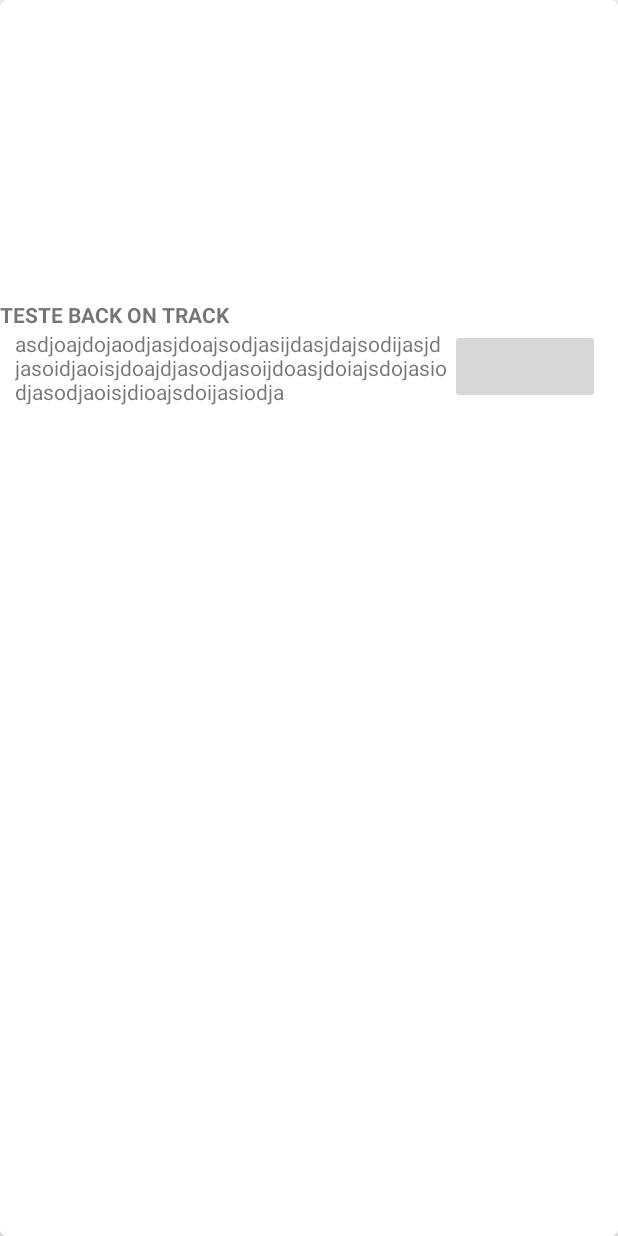
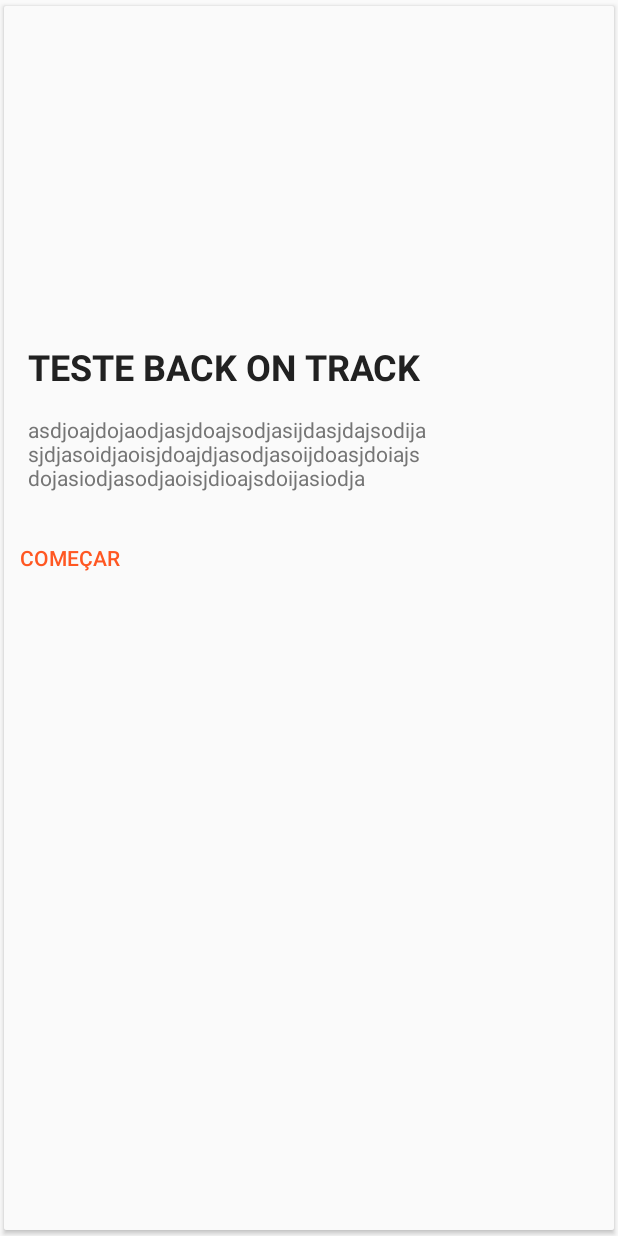
Before and after one commit to SamuelIGT/BackOnTrack-oldVersion-, an Android app: the layout exercise_card.xml on its own in the app's theme, with its tools: preview values and no code run, on a phone screen of 412 x 824 dp. Run offline under Robolectric (Android 15) with nearby library versions, the phone set to English and light mode, and no system bars.

Commit message:
Back On Track v0.5.4
*Objects are now serializable, to allow the data transmission between
screens.
*Improved exercises screen layout.
*Improved user Interface.

```diff
--- a/app/src/main/java/br/ufc/quixada/backontrack/adapter/ExpandableListAdapter.java
+++ b/app/src/main/java/br/ufc/quixada/backontrack/adapter/ExpandableListAdapter.java
@@ -59,11 +59,13 @@ public class ExpandableListAdapter extends BaseExpandableListAdapter {
         return _listDataChild.get(_listDataHeader.get(groupPosition)).get(childPosition);
     }
 
+    //Returns a ID based on position of the root list (childPosition)
     @Override
     public long getGroupId(int groupPosition) {
         return groupPosition;
     }
 
+    //Returns a ID based on position of the list item  (childPosition)
     @Override
     public long getChildId(int groupPosition, int childPosition) {
         return childPosition;
--- a/app/src/main/java/br/ufc/quixada/backontrack/model/Exercise.java
+++ b/app/src/main/java/br/ufc/quixada/backontrack/model/Exercise.java
@@ -1,10 +1,12 @@
 package br.ufc.quixada.backontrack.model;
+
+import java.io.Serializable;
 
 /**
  * Created by samue on 17/07/2017.
  */
 
-public class Exercise {
+public class Exercise implements Serializable{
     private Integer id;
     private int nivel;
     private String nome;
--- a/app/src/main/java/br/ufc/quixada/backontrack/model/Level.java
+++ b/app/src/main/java/br/ufc/quixada/backontrack/model/Level.java
@@ -1,12 +1,13 @@
 package br.ufc.quixada.backontrack.model;
 
+import java.io.Serializable;
 import java.util.List;
 
 /**
  * Created by samue on 25/07/2017.
  */
 
-public class Level {
+public class Level implements Serializable {
 
     private int level;
     private List<Section> sectionsList;
--- a/app/src/main/java/br/ufc/quixada/backontrack/model/Section.java
+++ b/app/src/main/java/br/ufc/quixada/backontrack/model/Section.java
@@ -1,12 +1,13 @@
 package br.ufc.quixada.backontrack.model;
 
+import java.io.Serializable;
 import java.util.List;
 
 /**
  * Created by samue on 25/07/2017.
  */
 
-public class Section {
+public class Section implements Serializable{
     private int id;
     private String title;
     private List<Exercise> exerciseList;
--- a/app/src/main/res/layout/activity_main.xml
+++ b/app/src/main/res/layout/activity_main.xml
@@ -21,7 +21,8 @@
             android:layout_width="match_parent"
             android:layout_height="?attr/actionBarSize"
             android:background="?attr/colorPrimary"
-            app:popupTheme="@style/AppTheme.PopupOverlay">
+            app:popupTheme="@style/AppTheme.PopupOverlay"
+            app:tabIndicatorColor="@color/colorAccent">
 
         </android.support.v7.widget.Toolbar>
 
@@ -46,6 +47,7 @@
 
     <android.support.v4.view.ViewPager
         android:id="@+id/container"
+        android:background="@android:color/white"
         android:layout_width="match_parent"
         android:layout_height="match_parent"
         app:layout_behavior="@string/appbar_scrolling_view_behavior" />
--- a/app/src/main/res/layout/exercise_card.xml
+++ b/app/src/main/res/layout/exercise_card.xml
@@ -1,7 +1,10 @@
 <?xml version="1.0" encoding="utf-8"?>
 <LinearLayout xmlns:android="http://schemas.android.com/apk/res/android"
-    android:orientation="vertical" android:layout_width="match_parent"
-    android:layout_height="match_parent">
+    xmlns:app="http://schemas.android.com/apk/res-auto"
+    android:orientation="vertical"
+    android:layout_width="match_parent"
+    android:layout_height="match_parent"
+    >
 
     <!-- A CardView that contains a TextView -->
     <android.support.v7.widget.CardView
@@ -10,12 +13,16 @@
         android:layout_gravity="center"
         android:layout_width="match_parent"
         android:layout_height="match_parent"
-        card_view:cardCornerRadius="4dp">
+        app:cardUseCompatPadding="true"
+        card_view:cardCornerRadius="2dp"
+        >
 
         <RelativeLayout
             android:id="@+id/grid_layout_cardview"
             android:layout_width="match_parent"
-            android:layout_height="match_parent">
+            android:layout_height="match_parent"
+            android:background="@color/white_view"
+            >
 
             <ImageView
                 android:id="@+id/thumbnail_view"
@@ -27,7 +34,13 @@
                 android:layout_width="match_parent"
                 android:layout_height="wrap_content"
                 android:layout_below="@+id/thumbnail_view"
+                android:paddingBottom="16dp"
+                android:paddingLeft="16dp"
+                android:paddingRight="16dp"
+                android:paddingTop="24dp"
                 android:text="TESTE BACK ON TRACK"
+                android:textColor="#212121"
+                android:textSize="24sp"
                 android:textStyle="bold" />
 
             <TextView
@@ -35,17 +48,36 @@
                 android:layout_width="300dp"
                 android:layout_height="wrap_content"
                 android:layout_below="@+id/title_text"
-                android:paddingLeft="10dp"
-                android:text="asdjoajdojaodjasjdoajsodjasijdasjdajsodijasjdjasoidjaoisjdoajdjasodjasoijdoasjdoiajsdojasiodjasodjaoisjdioajsdoijasiodja"/>
+                android:paddingBottom="16dp"
+                android:paddingLeft="16dp"
+                android:paddingRight="16dp"
+                android:text="asdjoajdojaodjasjdoajsodjasijdasjdajsodijasjdjasoidjaoisjdoajdjasodjasoijdoasjdoiajsdojasiodjasodjaoisjdioajsdoijasiodja"
+                android:textColor="#757575"
+                android:textSize="14sp" />
 
-            <ImageButton
-                android:id="@+id/lock_button"
-                android:layout_width="100dp"
-                android:layout_height="50dp"
-                android:layout_below="@+id/title_text"
-                android:layout_toEndOf="@+id/description_text"
-                />
+            <Button
+                android:layout_width="wrap_content"
+                android:layout_height="wrap_content"
+                android:layout_below="@+id/description_text"
+                android:background="@android:color/transparent"
+                android:paddingBottom="8dp"
+                android:paddingLeft="8dp"
+                android:paddingRight="8dp"
+                android:paddingTop="16dp"
+                android:text="COMEÇAR"
+                android:textColor="@color/colorAccent" />
+
+
         </RelativeLayout>
     </android.support.v7.widget.CardView>
 
 </LinearLayout>
+<!--
+<ImageButton
+android:id="@+id/lock_button"
+android:layout_width="100px"
+android:layout_height="100px"
+android:background="@drawable/start_exercise_100px"
+android:layout_below="@+id/title_text"
+android:layout_toEndOf="@+id/description_text"
+    />-->
--- a/app/src/main/res/layout/exercise_fragment.xml
+++ b/app/src/main/res/layout/exercise_fragment.xml
@@ -3,13 +3,13 @@
     android:orientation="vertical"
     android:layout_width="match_parent"
     android:layout_height="match_parent"
-    android:background="#bdbdbd">
+    android:background="#eeeeee">
 
     <ExpandableListView
         android:id="@+id/lvExp"
         android:layout_width="match_parent"
         android:layout_height="match_parent"
-        android:background="#c6c6c6"
+        android:background="#fafafa"
         android:layout_margin="5dp">
 
     </ExpandableListView>
--- a/app/src/main/res/layout/fragment_main.xml
+++ b/app/src/main/res/layout/fragment_main.xml
@@ -3,10 +3,6 @@
     android:layout_width="match_parent"
     android:layout_height="match_parent"
     xmlns:app="http://schemas.android.com/apk/res-auto"
-    android:paddingBottom="@dimen/activity_vertical_margin"
-    android:paddingLeft="@dimen/activity_horizontal_margin"
-    android:paddingRight="@dimen/activity_horizontal_margin"
-    android:paddingTop="@dimen/activity_vertical_margin"
     tools:context="br.ufc.quixada.backontrack.activities.MainActivity$PlaceholderFragment">
 
     <android.support.design.widget.AppBarLayout
--- a/app/src/main/res/values/colors.xml
+++ b/app/src/main/res/values/colors.xml
@@ -1,8 +1,16 @@
 <?xml version="1.0" encoding="utf-8"?>
 <resources>
-    <color name="colorPrimary">#F50057</color>
-    <color name="colorPrimaryDark">#F50057</color>
-    <color name="colorAccent">#FF4081</color>
+    <color name="colorPrimary">#4CAF50</color>
+    <color name="colorPrimaryDark">#388E3C</color>
+    <color name="primary_light">#C8E6C9</color>
+    <color name="colorAccent">#FF5722</color>
+    <color name="primary_text">#212121</color>
+    <color name="secondary_text">#757575</color>
+    <color name="icons">#FFFFFF</color>
+    <color name="divider">#BDBDBD</color>
+    <color name="white_view">#fafafa</color>
+    <color name="white_view_background">#eeeeee</color>
     <color name="viewBg">#f1f5f8</color>
     <color name="album_title">#4c4c4c</color>
+
 </resources>
--- a/app/src/main/res/values/strings.xml
+++ b/app/src/main/res/values/strings.xml
@@ -9,4 +9,5 @@
     <string name="backdrop_title">LOVE MUSICS</string>
     <string name="backdrop_subtitle">This season top 20 music</string>
     <string name="description_test">Uma flexão consiste em fazer baixar o corpo de forma uniforme até que o peito fique a uma mão travessa do solo, sem lhe tocar e de seguida regressar a posição inicial.</string>
+    <string name="sectionToExercise_extraTAG">LEVEL</string>
 </resources>
```
Also changed, not shown: app/src/main/java/br/ufc/quixada/backontrack/Fragments/SectionsFragment.java (+12 -1 lines), app/src/main/java/br/ufc/quixada/backontrack/activities/ExerciseActivity.java (+25 -15 lines), app/src/main/java/br/ufc/quixada/backontrack/adapter/ExerciseAdapter.java (+17 -0 lines), app/src/main/res/drawable/start_exercise_100px.png (added), app/src/main/res/drawable/start_exercise_26px.png (added), app/src/main/res/drawable/start_exercise_64px.png (added).
